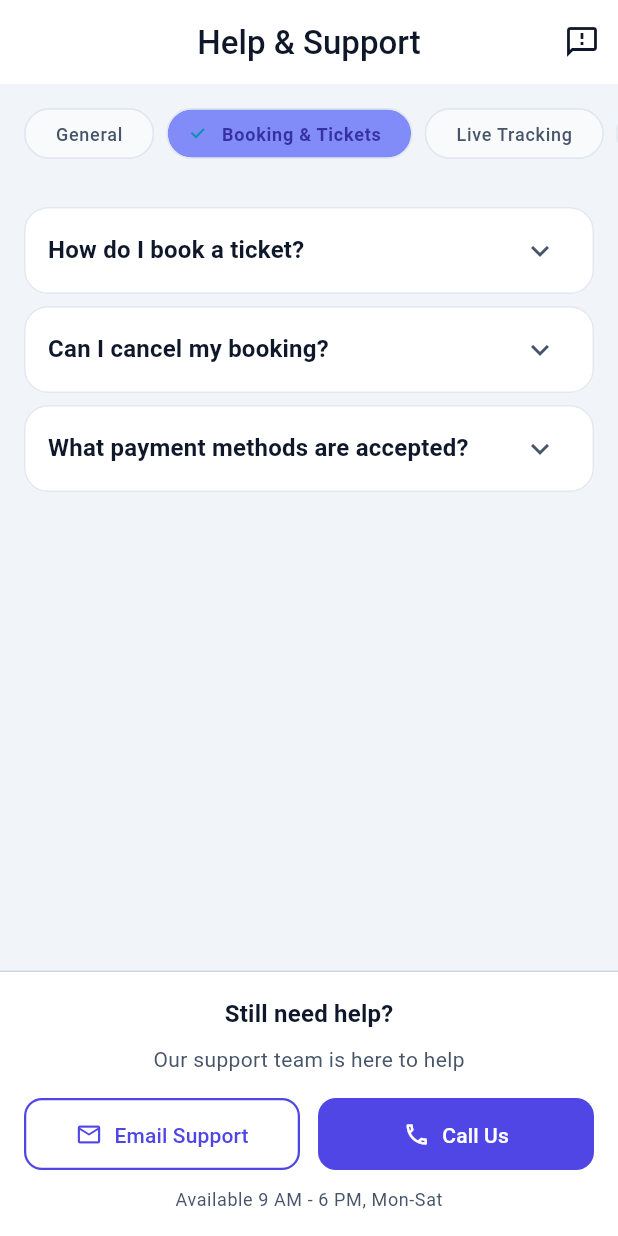
After one commit to Pranjal1-1/himachal-transit, a Flutter app: the HelpScreen screen opened by its route, after a tap on "Booking & Tickets", on a phone screen of 412 x 824 dp. The commit adds this screen. Run offline on Flutter 3.47's test engine with Material 3 defaults, Android fonts, the phone set to English and light mode, and no system bars; our stand-ins replace dio, flutter_dotenv, flutter_map, flutter_riverpod, flutter_secure_storage, freezed_annotation and 5 more; accounts and stored records are empty.

Commit message:
Phase 7: Add Help & Support Screen
- Created HelpScreen with categorized FAQs:
  * General (3 FAQs)
  * Booking & Tickets (3 FAQs)
  * Live Tracking (3 FAQs)
  * Account & Profile (3 FAQs)
  * Payments (3 FAQs)
  * Technical Issues (3 FAQs)
- Filter chips for category switching
- Expandable FAQ tiles with detailed answers
- Feedback dialog with text input
- Contact support section with email and phone
- Added route /help in app router

```diff
--- a/ht_development_pack_v2/himachal_transit/mobile/lib/core/router/app_router.dart
+++ b/ht_development_pack_v2/himachal_transit/mobile/lib/core/router/app_router.dart
@@ -25,6 +25,7 @@ import 'package:himachal_transit_mobile/features/driver/presentation/screens/act
 import 'package:himachal_transit_mobile/features/profile/presentation/screens/profile_screen.dart';
 import 'package:himachal_transit_mobile/features/profile/presentation/screens/settings_screen.dart';
 import 'package:himachal_transit_mobile/features/profile/presentation/screens/privacy_security_screen.dart';
+import 'package:himachal_transit_mobile/features/profile/presentation/screens/help_screen.dart';
 
 final routerProvider = Provider<GoRouter>((ref) {
   final authState = ref.watch(authStateProvider);
@@ -216,6 +217,13 @@ final routerProvider = Provider<GoRouter>((ref) {
         name: 'privacy-security',
         builder: (context, state) => const PrivacySecurityScreen(),
       ),
+
+      // Help & Support
+      GoRoute(
+        path: '/help',
+        name: 'help',
+        builder: (context, state) => const HelpScreen(),
+      ),
     ],
     errorBuilder: (context, state) => Scaffold(
       body: Center(
--- /dev/null
+++ b/ht_development_pack_v2/himachal_transit/mobile/lib/features/profile/presentation/screens/help_screen.dart
@@ -0,0 +1,343 @@
+import 'package:flutter/material.dart';
+import 'package:flutter_riverpod/flutter_riverpod.dart';
+import 'package:go_router/go_router.dart';
+import 'package:himachal_transit_mobile/core/theme/app_theme.dart';
+import 'package:url_launcher/url_launcher.dart';
+
+class HelpScreen extends ConsumerStatefulWidget {
+  const HelpScreen({super.key});
+
+  @override
+  ConsumerState<HelpScreen> createState() => _HelpScreenState();
+}
+
+class _HelpScreenState extends ConsumerState<HelpScreen> {
+  final TextEditingController _feedbackController = TextEditingController();
+  String _selectedCategory = 'General';
+
+  final List<String> _categories = [
+    'General',
+    'Booking & Tickets',
+    'Live Tracking',
+    'Account & Profile',
+    'Payments',
+    'Technical Issues',
+  ];
+
+  final Map<String, List<FAQItem>> _faqs = {
+    'General': [
+      FAQItem(
+        question: 'What is Himachal Transit?',
+        answer: 'Himachal Transit is a comprehensive bus tracking and booking system for Himachal Pradesh. It provides real-time bus tracking, route planning, and ticket booking services.',
+      ),
+      FAQItem(
+        question: 'Which regions does the app cover?',
+        answer: 'The app covers all major routes in Himachal Pradesh including Shimla, Manali, Dharamshala, Kullu, Mandi, Solan, and surrounding areas.',
+      ),
+      FAQItem(
+        question: 'Is the app free to use?',
+        answer: 'Yes, the app is free to download and use. You only pay for bus tickets when you book them.',
+      ),
+    ],
+    'Booking & Tickets': [
+      FAQItem(
+        question: 'How do I book a ticket?',
+        answer: 'Go to Search Bus, enter your origin and destination, select a date, choose a bus, and proceed to payment. You\'ll receive a digital ticket instantly.',
+      ),
+      FAQItem(
+        question: 'Can I cancel my booking?',
+        answer: 'Yes, you can cancel up to 2 hours before departure for a full refund. Cancellations within 2 hours may incur a fee.',
+      ),
+      FAQItem(
+        question: 'What payment methods are accepted?',
+        answer: 'We accept UPI, credit/debit cards, net banking, and digital wallets like Paytm, PhonePe, and Google Pay.',
+      ),
+    ],
+    'Live Tracking': [
+      FAQItem(
+        question: 'How accurate is the live tracking?',
+        answer: 'Bus locations are updated every 10-30 seconds via GPS. Accuracy is typically within 10-20 meters depending on network conditions.',
+      ),
+      FAQItem(
+        question: 'Why is my bus not showing on the map?',
+        answer: 'The bus may be in an area with poor GPS signal, the driver may not have started the trip yet, or there could be a temporary connectivity issue.',
+      ),
+      FAQItem(
+        question: 'What do the different bus statuses mean?',
+        answer: 'Live = actively tracking, Scheduled = not yet started, Delayed = running behind schedule, Completed = trip finished.',
+      ),
+    ],
+    'Account & Profile': [
+      FAQItem(
+        question: 'How do I create an account?',
+        answer: 'Tap the profile icon on the home screen, then tap "Create Account". You can sign up with email, phone number, or social login.',
+      ),
+      FAQItem(
+        question: 'How do I reset my password?',
+        answer: 'On the login screen, tap "Forgot Password", enter your email/phone, and follow the instructions sent to you.',
+      ),
+      FAQItem(
+        question: 'Can I use the same account on multiple devices?',
+        answer: 'Yes, you can log in to your account on multiple devices simultaneously.',
+      ),
+    ],
+    'Payments': [
+      FAQItem(
+        question: 'Is my payment information secure?',
+        answer: 'Yes, we use PCI-DSS compliant payment processors. We never store your full card details on our servers.',
+      ),
+      FAQItem(
+        question: 'Why was my payment declined?',
+        answer: 'Common reasons include insufficient funds, incorrect card details, expired card, or bank security blocks. Contact your bank if unsure.',
+      ),
+      FAQItem(
+        question: 'How do I get a refund?',
+        answer: 'Refunds are processed automatically for cancelled trips. For other issues, contact support with your booking ID.',
+      ),
+    ],
+    'Technical Issues': [
+      FAQItem(
+        question: 'The app crashes or freezes. What should I do?',
+        answer: 'Try force-closing and reopening the app. If it persists, clear the app cache from Settings > Apps, or reinstall the app.',
+      ),
+      FAQItem(
+        question: 'GPS/Location not working.',
+        answer: 'Ensure location permissions are granted in your device settings. Also check that GPS is enabled and you have internet connectivity.',
+      ),
+      FAQItem(
+        question: 'Notifications not arriving.',
+        answer: 'Check that notifications are enabled in both the app settings and your device settings. Also verify you\'re not in Do Not Disturb mode.',
+      ),
+    ],
+  };
+
+  @override
+  void dispose() {
+    _feedbackController.dispose();
+    super.dispose();
+  }
+
+  @override
+  Widget build(BuildContext context) {
+    return Scaffold(
+      backgroundColor: Theme.of(context).colorScheme.background,
+      appBar: AppBar(
+        title: const Text('Help & Support'),
+        centerTitle: true,
+        elevation: 0,
+        actions: [
+          IconButton(
+            icon: const Icon(Icons.feedback_outlined),
+            onPressed: _showFeedbackDialog,
+            tooltip: 'Send Feedback',
+          ),
+        ],
+      ),
+      body: Column(
+        children: [
+          // Category tabs
+          Container(
+            height: 50,
+            margin: const EdgeInsets.symmetric(vertical: 8),
+            child: ListView(
+              scrollDirection: Axis.horizontal,
+              padding: const EdgeInsets.symmetric(horizontal: 16),
+              children: _categories.map((category) {
+                final isSelected = _selectedCategory == category;
+                return Padding(
+                  padding: const EdgeInsets.only(right: 8),
+                  child: FilterChip(
+                    label: Text(category),
+                    selected: isSelected,
+                    onSelected: (selected) {
+                      if (selected) {
+                        setState(() => _selectedCategory = category);
+                      }
+                    },
+                    selectedColor: Theme.of(context).colorScheme.primaryContainer,
+                    labelStyle: TextStyle(
+                      color: isSelected
+                          ? Theme.of(context).colorScheme.onPrimaryContainer
+                          : Theme.of(context).colorScheme.onSurfaceVariant,
+                      fontWeight: isSelected ? FontWeight.w600 : FontWeight.w500,
+                    ),
+                  ),
+                );
+              }).toList(),
+            ),
+          ),
+
+          // FAQ List
+          Expanded(
+            child: ListView(
+              padding: const EdgeInsets.all(16),
+              children: _faqs[_selectedCategory]!.map((faq) => _FAQTile(faq: faq)).toList(),
+            ),
+          ),
+
+          // Contact Support
+          Container(
+            padding: const EdgeInsets.all(16),
+            decoration: BoxDecoration(
+              color: Theme.of(context).colorScheme.surface,
+              border: Border(
+                top: BorderSide(
+                  color: Theme.of(context).colorScheme.outlineVariant,
+                ),
+              ),
+            ),
+            child: Column(
+              children: [
+                Text(
+                  'Still need help?',
+                  style: Theme.of(context).textTheme.titleMedium?.copyWith(
+                    fontWeight: FontWeight.w600,
+                  ),
+                ),
+                const SizedBox(height: 8),
+                Text(
+                  'Our support team is here to help',
+                  style: Theme.of(context).textTheme.bodyMedium?.copyWith(
+                    color: Theme.of(context).colorScheme.onSurfaceVariant,
+                  ),
+                ),
+                const SizedBox(height: 16),
+                Row(
+                  children: [
+                    Expanded(
+                      child: OutlinedButton.icon(
+                        onPressed: () => _launchUrl('mailto:support@himachaltransit.com'),
+                        icon: const Icon(Icons.email_outlined),
+                        label: const Text('Email Support'),
+                      ),
+                    ),
+                    const SizedBox(width: 12),
+                    Expanded(
+                      child: FilledButton.icon(
+                        onPressed: () => _launchUrl('tel:+911800123456'),
+                        icon: const Icon(Icons.phone_outlined),
+                        label: const Text('Call Us'),
+                      ),
+                    ),
+                  ],
+                ),
+                const SizedBox(height: 12),
+                Text(
+                  'Available 9 AM - 6 PM, Mon-Sat',
+                  style: Theme.of(context).textTheme.bodySmall?.copyWith(
+                    color: Theme.of(context).colorScheme.onSurfaceVariant,
+                  ),
+                ),
+              ],
+            ),
+          ),
+        ],
+      ),
+    );
+  }
+
+  void _showFeedbackDialog() {
+    showDialog(
+      context: context,
+      builder: (context) => AlertDialog(
+        title: const Text('Send Feedback'),
+        content: Column(
+          mainAxisSize: MainAxisSize.min,
+          children: [
+            TextField(
+              controller: _feedbackController,
+              maxLines: 4,
+              decoration: const InputDecoration(
+                hintText: 'Tell us what you think...',
+                border: OutlineInputBorder(),
+              ),
+            ),
+            const SizedBox(height: 12),
+            Row(
+              children: [
+                Expanded(
+                  child: Text(
+                    'We read every message!',
+                    style: Theme.of(context).textTheme.bodySmall?.copyWith(
+                      color: Theme.of(context).colorScheme.onSurfaceVariant,
+                    ),
+                  ),
+                ),
+              ],
+            ),
+          ],
+        ),
+        actions: [
+          TextButton(
+            onPressed: () => Navigator.pop(context),
+            child: const Text('Cancel'),
+          ),
+          FilledButton(
+            onPressed: () {
+              if (_feedbackController.text.trim().isNotEmpty) {
+                Navigator.pop(context);
+                ScaffoldMessenger.of(context).showSnackBar(
+                  const SnackBar(content: Text('Thank you for your feedback!')),
+                );
+                _feedbackController.clear();
+              }
+            },
+            child: const Text('Send'),
+          ),
+        ],
+      ),
+    );
+  }
+
+  Future<void> _launchUrl(String url) async {
+    try {
+      await launchUrl(Uri.parse(url), mode: LaunchMode.externalApplication);
+    } catch (e) {
+      if (mounted) {
+        ScaffoldMessenger.of(context).showSnackBar(
+          SnackBar(content: Text('Could not open: $url')),
+        );
+      }
+    }
+  }
+}
+
+class FAQItem {
+  final String question;
+  final String answer;
+
+  const FAQItem({required this.question, required this.answer});
+}
+
+class _FAQTile extends StatelessWidget {
+  final FAQItem faq;
+
+  const _FAQTile({required this.faq});
+
+  @override
+  Widget build(BuildContext context) {
+    return Card(
+      margin: const EdgeInsets.only(bottom: 8),
+      child: ExpansionTile(
+        title: Text(
+          faq.question,
+          style: Theme.of(context).textTheme.titleMedium?.copyWith(
+            fontWeight: FontWeight.w600,
+          ),
+        ),
+        children: [
+          Padding(
+            padding: const EdgeInsets.fromLTRB(16, 0, 16, 16),
+            child: Text(
+              faq.answer,
+              style: Theme.of(context).textTheme.bodyMedium?.copyWith(
+                color: Theme.of(context).colorScheme.onSurfaceVariant,
+                height: 1.5,
+              ),
+            ),
+          ),
+        ],
+      ),
+    );
+  }
+}
```
Also changed, not shown: 1 other file.
